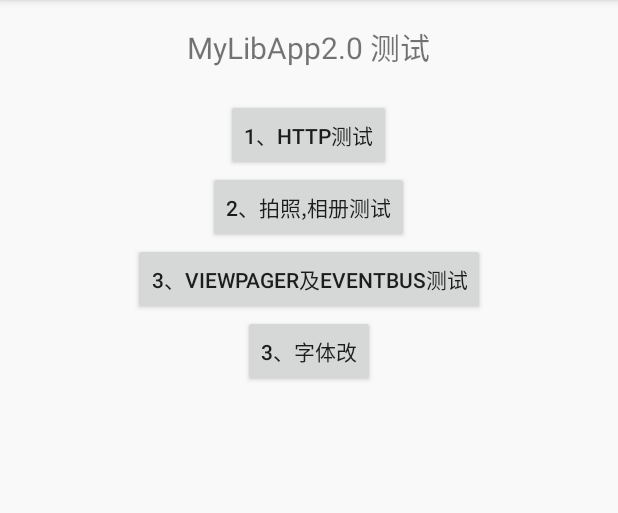
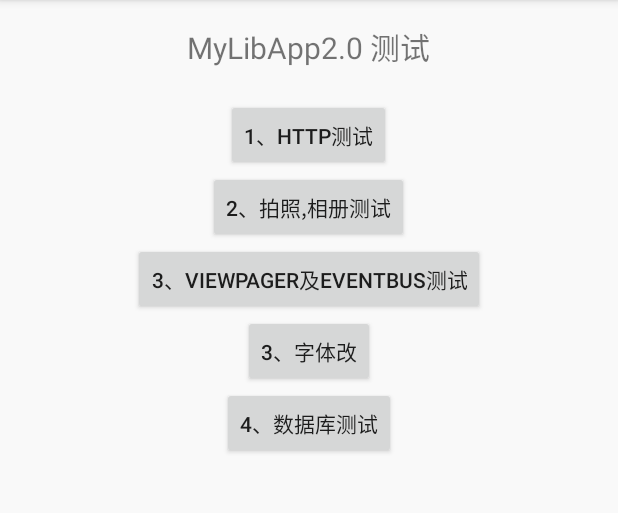
Before and after one commit to lonaever/MyApp, an Android app: the screen it shows after launch (HomeActivity), after a tap on "3、字体改", on a phone screen of 412 x 824 dp, the part 84-597 px from its top. Run offline under Robolectric (Android 15) with nearby library versions, the phone set to English and light mode, and no system bars; our stand-ins replace ButterKnife; libraries missing offline, so code that uses them is left out: cn.finalteam.galleryfinal, cn.finalteam.toolsfinal, com.github.johnpersano.supertoasts, com.zhy.http, uk.co.chrisjenx; pictures from the network do not load; Roboto replaces fonts that are not available here; 6 statements that could not run were skipped.

Commit message:
db测试

```diff
--- a/Sample/src/main/AndroidManifest.xml
+++ b/Sample/src/main/AndroidManifest.xml
@@ -41,7 +41,8 @@
         <activity android:name=".page.http.UPTRRefreshPeopleActivity" />
         <activity android:name=".page.gallery.TakePicActivity" />
         <activity android:name=".page.pager.ViewPagerActivity" />
-        <activity android:name=".page.font.FontDisplayActivity"></activity>
+        <activity android:name=".page.font.FontDisplayActivity" />
+        <activity android:name=".page.db.DBInsertActivity"></activity>
     </application>
 
 </manifest>
--- a/Sample/src/main/java/com/xtkj/testnewsframe/LApplication.java
+++ b/Sample/src/main/java/com/xtkj/testnewsframe/LApplication.java
@@ -1,4 +1,6 @@
 package com.xtkj.testnewsframe;
+
+import android.app.Application;
 
 import com.xtkj.libmyapp.application.MyApplication;
 import com.xtkj.testnewsframe.control.PublicDataControl;
@@ -9,7 +11,6 @@ import uk.co.chrisjenx.calligraphy.CalligraphyConfig;
  * Created by minyu on 16/7/7.
  */
 public class LApplication extends MyApplication {
-    public static LApplication app;
     public PublicDataControl pdc;
 
     @Override
@@ -20,8 +21,11 @@ public class LApplication extends MyApplication {
                         .setFontAttrId(R.attr.fontPath)
                         .build());
         //init
-        app = this;
         pdc = new PublicDataControl(getApplicationContext());
 
     }
+
+    public static LApplication myApp() {
+        return (LApplication) myapp;
+    }
 }
--- a/Sample/src/main/java/com/xtkj/testnewsframe/page/base/LActivity.java
+++ b/Sample/src/main/java/com/xtkj/testnewsframe/page/base/LActivity.java
@@ -14,8 +14,8 @@ import com.xtkj.testnewsframe.page.home.HomeActivity;
  * Created by minyu on 16/7/7.
  */
 public class LActivity extends BaseActivity {
-    public PublicDataControl pdc = LApplication.app.pdc;
-    public VersionControl vc = LApplication.app.vc;
+    public PublicDataControl pdc = LApplication.myApp().pdc;
+    public VersionControl vc = LApplication.myApp().vc;
 
     //--控制重启----------------------------------------------------------------
 
--- a/Sample/src/main/java/com/xtkj/testnewsframe/page/base/LFragment.java
+++ b/Sample/src/main/java/com/xtkj/testnewsframe/page/base/LFragment.java
@@ -9,6 +9,6 @@ import com.xtkj.testnewsframe.control.PublicDataControl;
  * Created by minyu on 16/7/7.
  */
 public class LFragment extends BaseFragment {
-    public PublicDataControl pdc = LApplication.app.pdc;
-    public VersionControl vc = LApplication.app.vc;
+    public PublicDataControl pdc = LApplication.myApp().pdc;
+    public VersionControl vc = LApplication.myApp().vc;
 }
--- a/Sample/src/main/java/com/xtkj/testnewsframe/page/home/HomeActivity.java
+++ b/Sample/src/main/java/com/xtkj/testnewsframe/page/home/HomeActivity.java
@@ -14,6 +14,7 @@ import com.xtkj.libmyapp.util.LogUtils;
 import com.xtkj.testnewsframe.R;
 import com.xtkj.testnewsframe.UpdateService;
 import com.xtkj.testnewsframe.page.base.LActivity;
+import com.xtkj.testnewsframe.page.db.DBInsertActivity;
 import com.xtkj.testnewsframe.page.font.FontDisplayActivity;
 import com.xtkj.testnewsframe.page.gallery.TakePicActivity;
 import com.xtkj.testnewsframe.page.http.HttpTestActivity;
@@ -221,6 +222,11 @@ public class HomeActivity extends LActivity {
         openIntent(FontDisplayActivity.class, true);
     }
 
+    @OnClick(R.id.btn_db)
+    public void onBtnDb(View view) {
+        openIntent(DBInsertActivity.class, true);
+    }
+
     /**
      * 执行推送打开的界面
      */
--- a/Sample/src/main/java/com/xtkj/testnewsframe/page/loading/LoadingActivity.java
+++ b/Sample/src/main/java/com/xtkj/testnewsframe/page/loading/LoadingActivity.java
@@ -65,7 +65,7 @@ public class LoadingActivity extends MyLoadingActivity {
 
     @Override
     public void done() {
-        LApplication.app.pdc.loadingFinish();
+        LApplication.myApp().pdc.loadingFinish();
     }
 
     @Override
--- a/Sample/src/main/java/com/xtkj/testnewsframe/page/set/SetFragment.java
+++ b/Sample/src/main/java/com/xtkj/testnewsframe/page/set/SetFragment.java
@@ -28,7 +28,7 @@ public class SetFragment extends PreferenceFragment {
 
 
     //data
-    PublicDataControl pdc = LApplication.app.pdc;
+    PublicDataControl pdc = LApplication.myApp().pdc;
 
     Preference.OnPreferenceClickListener preferenceClickListener = new Preference.OnPreferenceClickListener() {
         @Override
@@ -72,7 +72,7 @@ public class SetFragment extends PreferenceFragment {
 
     private void checkUpdate() {
         final ProgressDialog dlg = ProgressDialog.show(getActivity(), "检查更新", "请稍后...", true);
-        final VersionControl vc = LApplication.app.vc;
+        final VersionControl vc = LApplication.myApp().vc;
         if (vc.isXtkjUpdateAvailable()) {
             vc.requestXtkjVersion(vc.new XtkjVersionCallback() {
                 @Override
@@ -93,7 +93,7 @@ public class SetFragment extends PreferenceFragment {
     }
 
     private void installUpdate() {
-        final VersionControl vc = LApplication.app.vc;
+        final VersionControl vc = LApplication.myApp().vc;
         InstallApkUtil i = new InstallApkUtil(getActivity(), getActivity().getPackageName(),
                 "app.apk", vc.apkUrl, vc.must == 1);//
         if (vc.must == 1) {
--- a/Sample/src/main/res/layout/activity_home.xml
+++ b/Sample/src/main/res/layout/activity_home.xml
@@ -52,6 +52,12 @@
                 android:layout_width="wrap_content"
                 android:layout_height="wrap_content"
                 android:text="3、字体改" />
+
+            <Button
+                android:id="@+id/btn_db"
+                android:layout_width="wrap_content"
+                android:layout_height="wrap_content"
+                android:text="4、数据库测试" />
         </LinearLayout>
 
 
```
Also changed, not shown: Sample/src/main/java/com/xtkj/testnewsframe/model/NewsInfo.java (+15 -0 lines), Sample/src/main/java/com/xtkj/testnewsframe/page/db/DBInsertActivity.java (added, +79 -0 lines), Sample/src/main/res/layout/activity_dbinsert.xml (added, +65 -0 lines).
